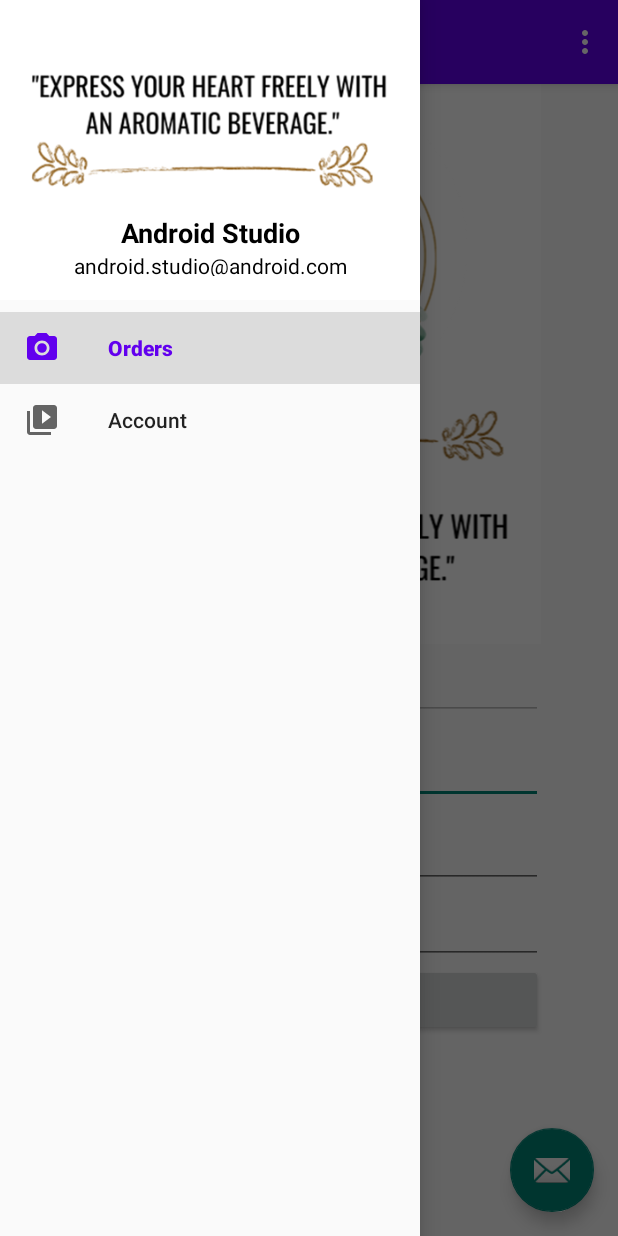
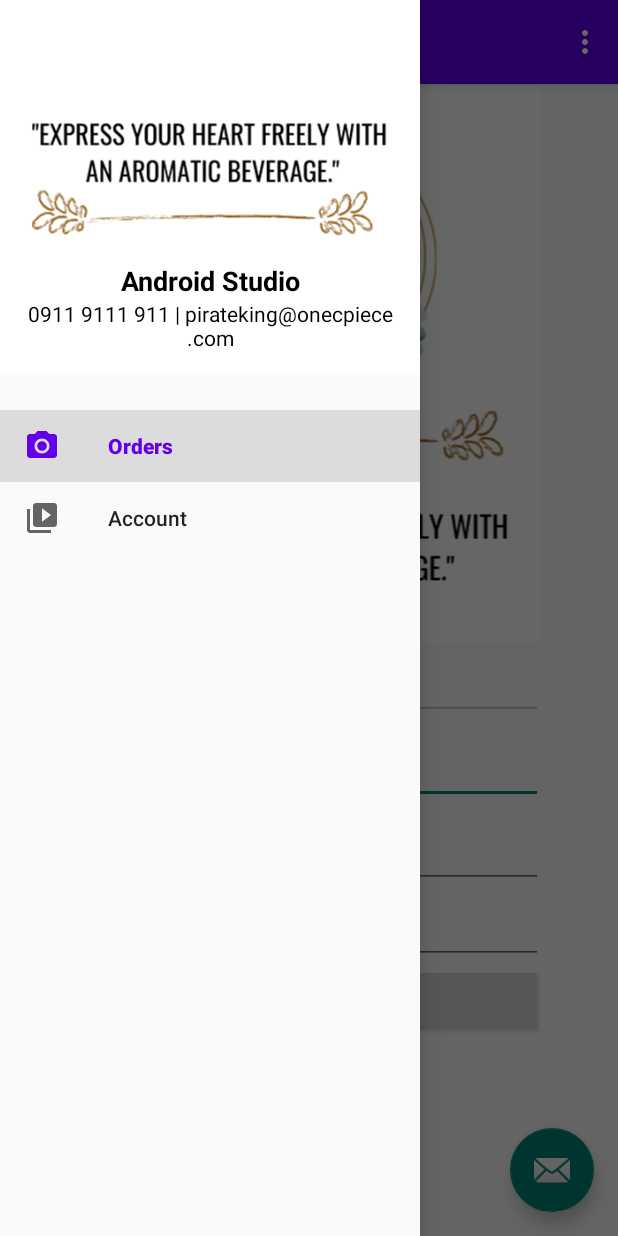
Before and after one commit to matanorlino/venteahub, an Android app: the MainMenuActivity screen opened directly, with no data from a screen before it, with the side drawer open, on a phone screen of 412 x 824 dp. Run offline under Robolectric (Android 15) with nearby library versions, the phone set to English and light mode, and no system bars; our stand-ins replace Volley, navigation-ui; network calls fail; 3 statements that could not run were skipped.

Commit message:
Adjusted nav_header_main dimension

```diff
--- a/src/app/src/main/res/layout/nav_header_main.xml
+++ b/src/app/src/main/res/layout/nav_header_main.xml
@@ -2,16 +2,16 @@
 <LinearLayout xmlns:android="http://schemas.android.com/apk/res/android"
     xmlns:app="http://schemas.android.com/apk/res-auto"
     android:layout_width="match_parent"
-    android:layout_height="200dp"
+    android:layout_height="250dp"
     android:background="@drawable/side_nav_bar"
     android:gravity="bottom"
     android:orientation="vertical"
     android:paddingLeft="@dimen/activity_horizontal_margin"
     android:paddingTop="@dimen/nav_top_bot_pad"
     android:paddingRight="@dimen/activity_horizontal_margin"
-    android:paddingBottom="@dimen/activity_vertical_margin"
+    android:paddingBottom="15dp"
+    android:layout_marginBottom="15dp"
     android:theme="@style/ThemeOverlay.AppCompat.Dark">
-
 
     <ImageView
         android:id="@+id/imageView2"
@@ -35,7 +35,7 @@
         android:id="@+id/navContactInfo"
         android:layout_width="match_parent"
         android:layout_height="wrap_content"
-        android:text="@string/nav_header_subtitle"
+        android:text="0911 9111 911 | pirateking@onecpiece.com"
         android:textAlignment="center"
         android:textColor="#000000" />
 
--- a/src/app/src/main/res/values/dimens.xml
+++ b/src/app/src/main/res/values/dimens.xml
@@ -5,5 +5,5 @@
     <dimen name="nav_header_vertical_spacing">8dp</dimen>
     <dimen name="nav_header_height">200</dimen>
     <dimen name="fab_margin">16dp</dimen>
-    <dimen name="nav_top_bot_pad">40dp</dimen>
+    <dimen name="nav_top_bot_pad">0dp</dimen>
 </resources>
```
